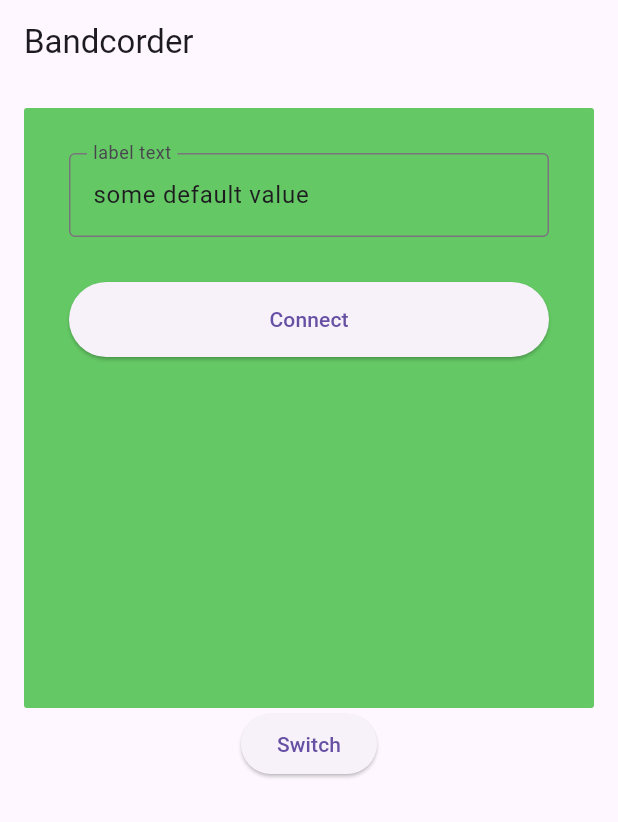
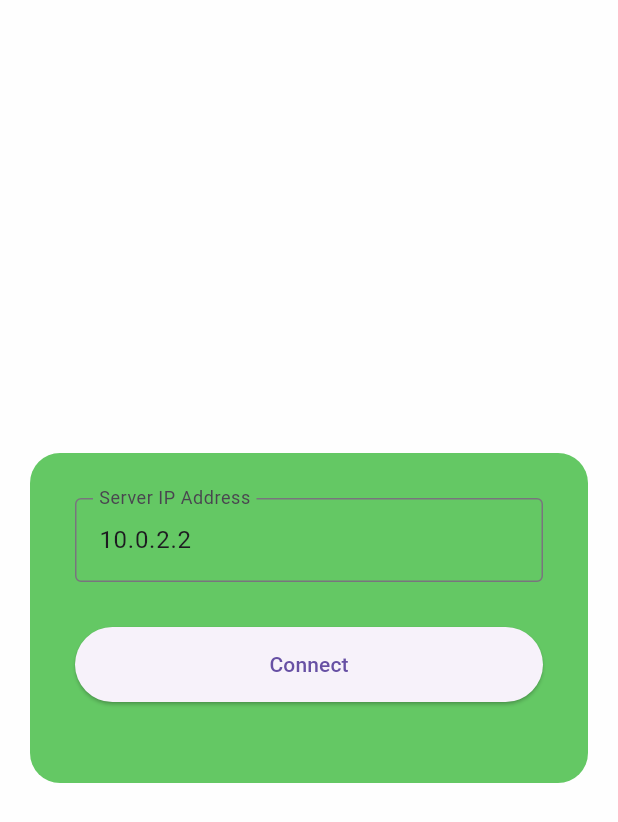
Before and after one commit to steffsommer/bandcorder, a Flutter app: the screen it shows after launch, on a phone screen of 412 x 824 dp. Shown: the top 822 px of the screen. Run offline on Flutter 3.47's test engine with Material 3 defaults, Android fonts, the phone set to English and light mode, and no system bars; our stand-ins replace fluttertoast, socket_io_client.

Commit message:
UI steps upon server connection

```diff
--- a/app/lib/pages/homev2_page.dart
+++ b/app/lib/pages/homev2_page.dart
@@ -1,11 +1,5 @@
-import 'dart:math';
-
 import 'package:bandcorder/widgets/connect.dart';
-import 'package:bandcorder/widgets/recording_state.dart';
 import 'package:flutter/material.dart';
-import '../services/socket_service.dart';
-import '../widgets/custom_text_field.dart';
-import '../widgets/custom_button.dart';
 
 class HomeV2Page extends StatefulWidget {
   const HomeV2Page({super.key});
@@ -15,54 +9,14 @@ class HomeV2Page extends StatefulWidget {
 }
 
 class _HomeV2PageState extends State<HomeV2Page> {
-  int _count = 0;
-
   @override
   Widget build(BuildContext context) {
-    return Scaffold(
-      appBar: AppBar(
-        title: const Text('Bandcorder'),
-      ),
-      body: Padding(
-        padding: const EdgeInsets.all(16.0),
-        child: Column(
-          children: [
-            AnimatedSwitcher(
-                duration: const Duration(milliseconds: 200),
-                transitionBuilder: (Widget child, Animation<double> animation) {
-                  return FadeTransition(
-                    opacity: animation,
-                    child: SlideTransition(
-                      position: Tween<Offset>(
-                        begin: const Offset(0, 0.2),
-                        end: Offset.zero,
-                      ).animate(animation),
-                      child: child,
-                    ),
-                  );
-                },
-                child:
-                    _count % 2 == 0 ? const Connect() : const RecordingState()
-                // child: Text(
-                //   '$_count',
-                //   // This key causes the AnimatedSwitcher to interpret this as a "new"
-                //   // child each time the count changes, so that it will begin its animation
-                //   // when the count changes.
-                //   key: ValueKey<int>(_count),
-                //   style: Theme.of(context).textTheme.headlineMedium,
-                // ),
-                ),
-            ElevatedButton(
-              child: const Text('Switch'),
-              onPressed: () {
-                setState(() {
-                  _count += 1;
-                });
-              },
-            ),
-          ],
-        ),
-      ),
+    return const Scaffold(
+      body: Center(
+          child: Padding(
+        padding: EdgeInsets.all(20),
+        child: Connect(),
+      )),
     );
   }
 }
--- /dev/null
+++ b/app/lib/shared/constants.dart
@@ -0,0 +1,4 @@
+import 'package:flutter/material.dart';
+
+const backgroundColor = Color.fromARGB(1, 92, 90, 90);
+final navigatorKey = GlobalKey<NavigatorState>();
--- /dev/null
+++ b/app/lib/shared/validators.dart
@@ -0,0 +1,23 @@
+String? validateIPv4(String? value) {
+  if (value == null || value.isEmpty) {
+    return 'IPv4 address is required';
+  }
+
+  final segments = value.split('.');
+  if (segments.length != 4) {
+    return 'Invalid IPv4 address format';
+  }
+
+  for (final segment in segments) {
+    final number = int.tryParse(segment);
+    if (number == null || number < 0 || number > 255) {
+      return 'Each IPv4 segment must be between 0 and 255';
+    }
+
+    if (segment.length > 1 && segment.startsWith('0')) {
+      return 'Leading zeros are not allowed';
+    }
+  }
+
+  return null;
+}
--- a/app/lib/widgets/connect.dart
+++ b/app/lib/widgets/connect.dart
@@ -1,3 +1,5 @@
+import 'package:bandcorder/services/socket_service.dart';
+import 'package:bandcorder/shared/validators.dart';
 import 'package:flutter/material.dart';
 
 class Connect extends StatefulWidget {
@@ -8,41 +10,74 @@ class Connect extends StatefulWidget {
 }
 
 class _ConnectState extends State<Connect> {
+  final SocketService _socketService = SocketService();
+
+  final _formKey = GlobalKey<FormState>();
+  bool _isConnecting = false;
+  // String _serverAddress = 'http://10.0.2.2:5000';
+  String _serverIP = '10.0.2.2';
+
   @override
   Widget build(BuildContext context) {
     return Container(
         width: double.infinity,
-      height: 400,
-      padding: EdgeInsets.all(30.0),
+        height: 220,
+        padding: const EdgeInsets.all(30.0),
         decoration: const BoxDecoration(
-          borderRadius: BorderRadius.all(Radius.circular(2)),
+            borderRadius: BorderRadius.all(Radius.circular(20)),
             color: Color.fromRGBO(100, 200, 100, 1),
             shape: BoxShape.rectangle),
         // child: const Text("Container child"),
+        child: Form(
+            key: _formKey,
             child: Column(
               children: [
                 TextFormField(
-            initialValue: 'some default value',
+                  enabled: !_isConnecting,
+                  initialValue: _serverIP,
                   decoration: const InputDecoration(
                     border: OutlineInputBorder(),
-              labelText: 'label text',
+                    labelText: 'Server IP Address',
                   ),
+                  validator: validateIPv4,
+                  onChanged: (value) {
+                    setState(() {
+                      _serverIP = value;
+                    });
+                  },
                 ),
                 const SizedBox(height: 30),
                 ElevatedButton(
                   style: ElevatedButton.styleFrom(
-              minimumSize: const Size.fromHeight(
-                  50), // fromHeight use double.infinity as width and 40 is the height
+                    minimumSize: const Size.fromHeight(50),
                   ),
-            child: const Text('Connect'),
-            onPressed: () {
-              // setState(() {
-              //   _count += 1;
-              // });
-            },
+                  onPressed: mayConnect() ? connectToServer : null,
+                  child: _isConnecting
+                      ? const CircularProgressIndicator()
+                      : const Text('Connect'),
                 ),
               ],
-      ),
-    );
+            )));
+  }
+
+  bool mayConnect() {
+    final formValid =
+        _formKey.currentState?.validate() ?? validateIPv4(_serverIP) == null;
+    return formValid && !_isConnecting;
+  }
+
+  connectToServer() {
+    setState(() {
+      _isConnecting = true;
+    });
+    _socketService.connect(_serverIP).then((_) {
+      setState(() {
+        _isConnecting = false;
+      });
+    }).catchError((e) {
+      setState(() {
+        _isConnecting = false;
+      });
+    });
   }
 }
--- a/app/pubspec.yaml
+++ b/app/pubspec.yaml
@@ -1,5 +1,5 @@
 name: bandcorder
-description: "A new Flutter project."
+description: 'A new Flutter project.'
 # The following line prevents the package from being accidentally published to
 # pub.dev using `flutter pub publish`. This is preferred for private packages.
 publish_to: 'none' # Remove this line if you wish to publish to pub.dev
@@ -31,11 +31,11 @@ dependencies:
   flutter:
     sdk: flutter
 
-
   # The following adds the Cupertino Icons font to your application.
   # Use with the CupertinoIcons class for iOS style icons.
   cupertino_icons: ^1.0.8
   socket_io_client: ^3.0.2
+  fluttertoast: ^8.2.10
 
 dev_dependencies:
   flutter_test:
@@ -53,7 +53,6 @@ dev_dependencies:
 
 # The following section is specific to Flutter packages.
 flutter:
-
   # The following line ensures that the Material Icons font is
   # included with your application, so that you can use the icons in
   # the material Icons class.
```
Also changed, not shown: app/lib/main.dart (+6 -1 lines), app/lib/pages/recording_control_page.dart (added, +15 -0 lines), app/lib/services/loading_overlay_service.dart (added, +73 -0 lines), app/lib/services/socket_service.dart (+35 -19 lines), app/lib/services/toast_service.dart (added, +23 -0 lines), app/pubspec.lock. Lines whose indentation alone changed are shown as unchanged.
